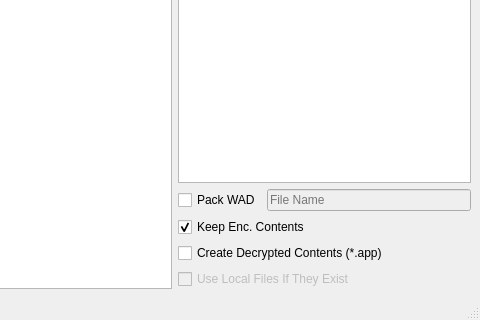
The window that qt/ui/MainMenu.ui (NinjaCheetah/NUSGet) describes before a commit, drawn with Qt 5; both pictures show x 130 to 610 and y 285 to 605 of the 610 by 605 pixel window.
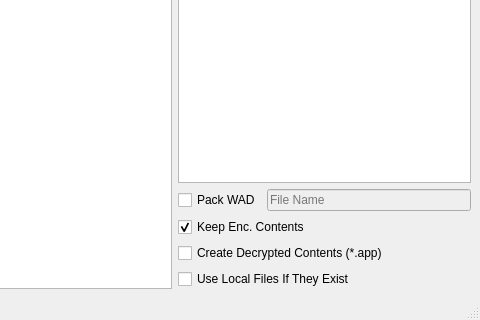
The same window after the commit.

```diff
--- a/qt/ui/MainMenu.ui
+++ b/qt/ui/MainMenu.ui
@@ -159,7 +159,7 @@
       <item>
        <widget class="QCheckBox" name="use_local_chkbox">
         <property name="enabled">
-         <bool>false</bool>
+         <bool>true</bool>
         </property>
         <property name="text">
          <string>Use Local Files If They Exist</string>
```
